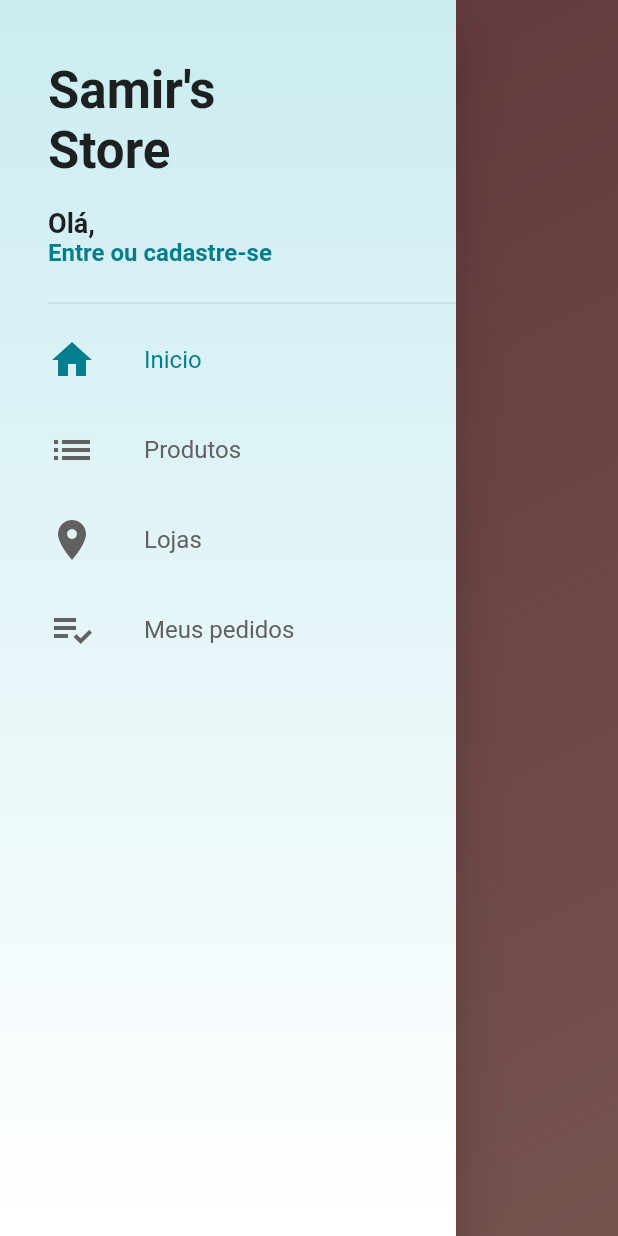
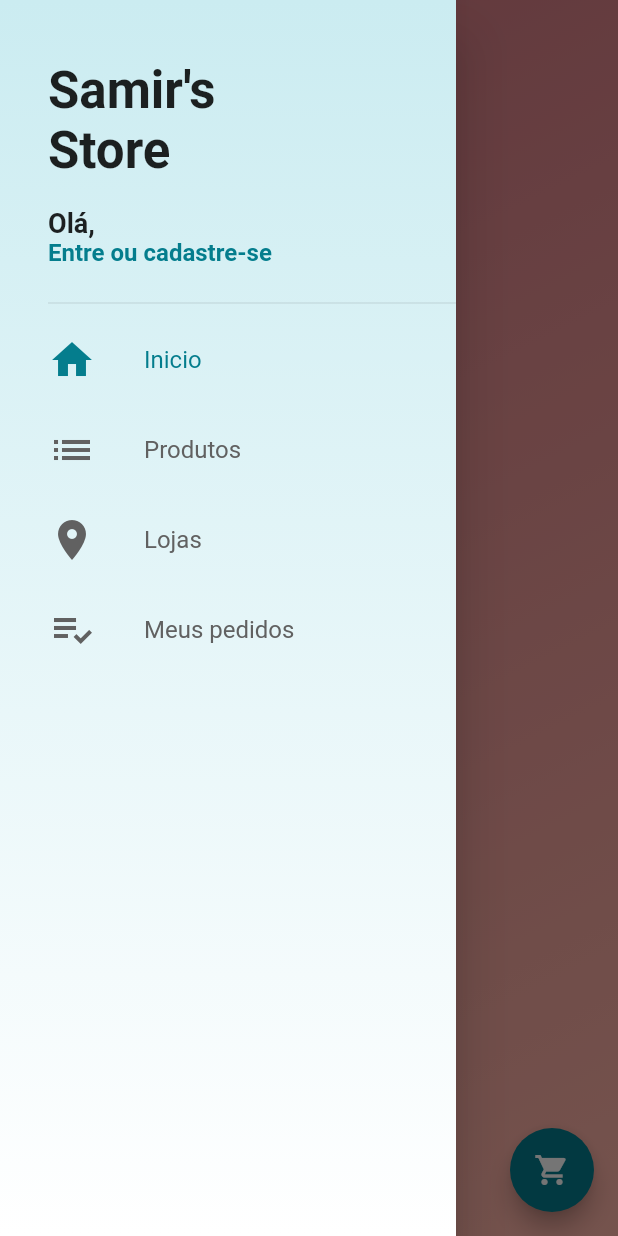
Before and after one commit to samirRibeiro77/samir_store, a Flutter app: the screen it shows after launch, with the side drawer open, on a phone screen of 412 x 824 dp. Run offline on Flutter 3.47's test engine with Material 2 defaults, Android fonts, the phone set to English and light mode, and no system bars; our stand-ins replace carousel_pro, cloud_firestore, firebase_auth, transparent_image; accounts and stored records are empty.

Commit message:
Cart Screen init.

```diff
--- a/lib/ui/screen/home_screen.dart
+++ b/lib/ui/screen/home_screen.dart
@@ -1,6 +1,7 @@
 import 'package:flutter/material.dart';
 import 'package:samir_store/ui/tab/home_tab.dart';
 import 'package:samir_store/ui/tab/products_tab.dart';
+import 'package:samir_store/ui/widget/cart_button.dart';
 import 'package:samir_store/ui/widget/custom_drawer.dart';
 
 class HomeScreen extends StatelessWidget {
@@ -15,12 +16,14 @@ class HomeScreen extends StatelessWidget {
         Scaffold(
           drawer: CustomDrawer(_pageController),
           body: HomeTab(),
+          floatingActionButton: CartButton(),
         ),
         Scaffold(
           appBar: AppBar(
             title: Text("Produtos"),
             centerTitle: true,
           ),
+          floatingActionButton: CartButton(),
           drawer: CustomDrawer(_pageController),
           body: ProductsTab(),
         )
--- /dev/null
+++ b/lib/ui/widget/cart_button.dart
@@ -0,0 +1,17 @@
+import 'package:flutter/material.dart';
+import 'package:samir_store/ui/screen/cart_screen.dart';
+
+class CartButton extends StatelessWidget {
+  @override
+  Widget build(BuildContext context) {
+    return FloatingActionButton(
+      backgroundColor: Theme.of(context).primaryColor,
+      child: Icon(Icons.shopping_cart, color: Colors.white),
+      onPressed: () {
+        Navigator.of(context).push(
+          MaterialPageRoute(builder: (context) => CartScreen())
+        );
+      },
+    );
+  }
+}
```
Also changed, not shown: lib/ui/screen/cart_screen.dart (added, +30 -0 lines), lib/ui/screen/product_screen.dart (+7 -0 lines).
